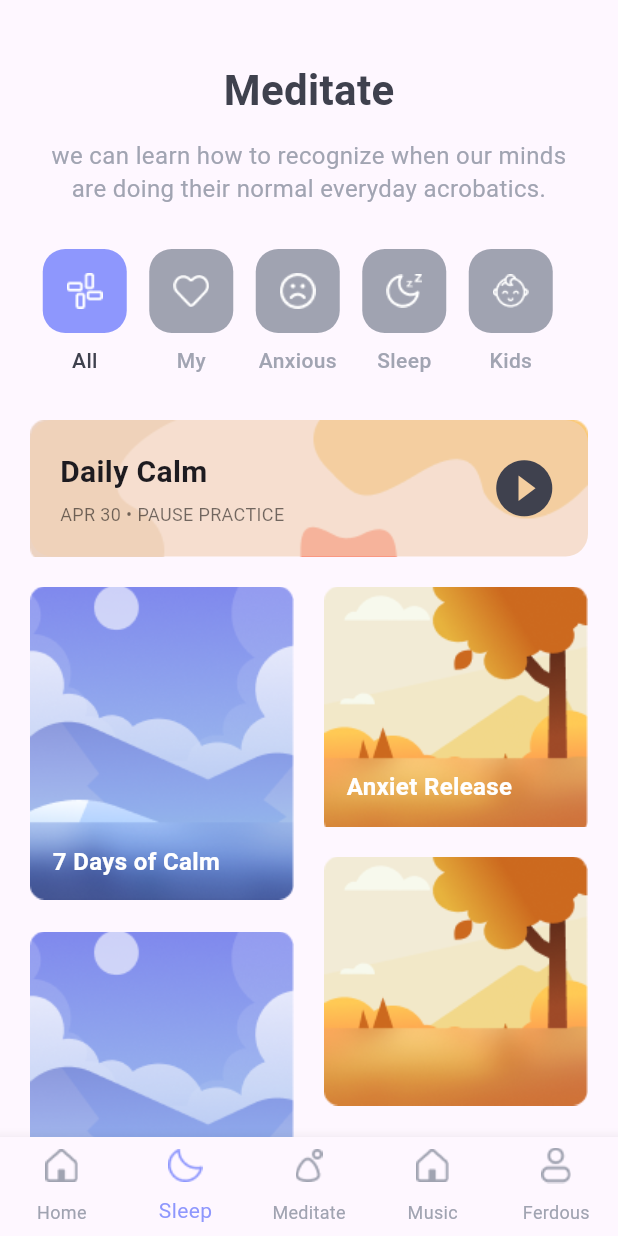
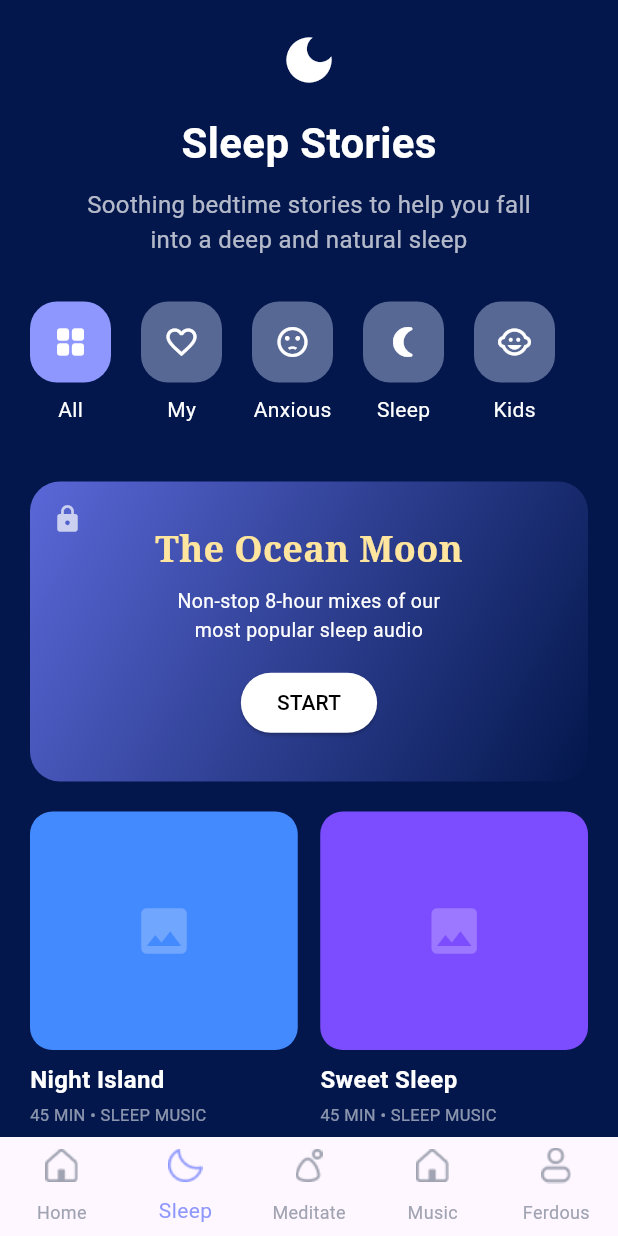
Before and after one commit to ferdoushasanpr/NeuroCalm-Flutter-Application, a Flutter app: the LayoutScreen screen opened directly, item 2 of the bottom bar chosen, on a phone screen of 412 x 824 dp. Run offline on Flutter 3.47's test engine with Material 3 defaults, Android fonts, the phone set to English and light mode, and no system bars.

Commit message:
feat: Sleep Screen Added

```diff
--- a/lib/screens/layout_screen.dart
+++ b/lib/screens/layout_screen.dart
@@ -2,6 +2,7 @@ import 'package:flutter/material.dart';
 import 'package:neurocalm/screens/home.dart';
 import 'package:neurocalm/screens/meditate.dart';
 import 'package:neurocalm/screens/music.dart';
+import 'package:neurocalm/screens/sleep.dart';
 
 class LayoutScreen extends StatefulWidget {
   const LayoutScreen({super.key});
@@ -12,7 +13,7 @@ class LayoutScreen extends StatefulWidget {
 
 class _LayoutScreenState extends State<LayoutScreen> {
   var _currentScreen = 0;
-  final List screens = [HomeScreen(), MeditateScreen(), Music()];
+  final List screens = [HomeScreen(), SleepScreen(), MeditateScreen(), Music()];
 
   @override
   Widget build(BuildContext context) {
--- /dev/null
+++ b/lib/screens/sleep.dart
@@ -0,0 +1,249 @@
+import 'package:flutter/material.dart';
+
+class SleepScreen extends StatelessWidget {
+  const SleepScreen({super.key});
+
+  @override
+  Widget build(BuildContext context) {
+    const primaryBlue = Color(0xFF03174C);
+    const secondaryBlue = Color(0xFF1B2C5B);
+    const accentLavender = Color(0xFF8E97FD);
+
+    return Scaffold(
+      backgroundColor: primaryBlue,
+      body: SafeArea(
+        child: SingleChildScrollView(
+          padding: const EdgeInsets.symmetric(horizontal: 20),
+          child: Column(
+            crossAxisAlignment: CrossAxisAlignment.center,
+            children: [
+              const SizedBox(height: 20),
+              const Icon(Icons.dark_mode, color: Colors.white, size: 40),
+              const SizedBox(height: 15),
+              const Text(
+                'Sleep Stories',
+                style: TextStyle(
+                  color: Colors.white,
+                  fontSize: 28,
+                  fontWeight: FontWeight.bold,
+                ),
+              ),
+              const SizedBox(height: 10),
+              const Text(
+                'Soothing bedtime stories to help you fall\ninto a deep and natural sleep',
+                textAlign: TextAlign.center,
+                style: TextStyle(color: Colors.white70, fontSize: 16),
+              ),
+              const SizedBox(height: 30),
+
+              // Category Horizontal List
+              SizedBox(
+                height: 100,
+                child: ListView(
+                  scrollDirection: Axis.horizontal,
+                  children: const [
+                    CategoryItem(
+                      icon: Icons.grid_view_rounded,
+                      label: 'All',
+                      isSelected: true,
+                    ),
+                    CategoryItem(icon: Icons.favorite_border, label: 'My'),
+                    CategoryItem(
+                      icon: Icons.sentiment_dissatisfied,
+                      label: 'Anxious',
+                    ),
+                    CategoryItem(icon: Icons.nightlight_round, label: 'Sleep'),
+                    CategoryItem(icon: Icons.child_care, label: 'Kids'),
+                  ],
+                ),
+              ),
+              const SizedBox(height: 20),
+
+              // Featured Main Card (The Ocean Moon)
+              const MainFeaturedCard(),
+
+              const SizedBox(height: 20),
+
+              // Grid of Stories
+              GridView.count(
+                shrinkWrap: true,
+                physics: const NeverScrollableScrollPhysics(),
+                crossAxisCount: 2,
+                crossAxisSpacing: 15,
+                mainAxisSpacing: 15,
+                childAspectRatio: 0.85,
+                children: const [
+                  StoryCard(
+                    title: 'Night Island',
+                    duration: '45 MIN',
+                    type: 'SLEEP MUSIC',
+                    imageColor: Colors.blueAccent,
+                  ),
+                  StoryCard(
+                    title: 'Sweet Sleep',
+                    duration: '45 MIN',
+                    type: 'SLEEP MUSIC',
+                    imageColor: Colors.deepPurpleAccent,
+                  ),
+                ],
+              ),
+              const SizedBox(height: 20),
+            ],
+          ),
+        ),
+      ),
+    );
+  }
+}
+
+// Sub-widget for the Category Icons
+class CategoryItem extends StatelessWidget {
+  final IconData icon;
+  final String label;
+  final bool isSelected;
+
+  const CategoryItem({
+    super.key,
+    required this.icon,
+    required this.label,
+    this.isSelected = false,
+  });
+
+  @override
+  Widget build(BuildContext context) {
+    return Padding(
+      padding: const EdgeInsets.only(right: 20),
+      child: Column(
+        children: [
+          Container(
+            padding: const EdgeInsets.all(15),
+            decoration: BoxDecoration(
+              color: isSelected
+                  ? const Color(0xFF8E97FD)
+                  : const Color(0xFF586894),
+              borderRadius: BorderRadius.circular(18),
+            ),
+            child: Icon(icon, color: Colors.white),
+          ),
+          const SizedBox(height: 8),
+          Text(
+            label,
+            style: const TextStyle(color: Colors.white, fontSize: 14),
+          ),
+        ],
+      ),
+    );
+  }
+}
+
+// Sub-widget for the Large Featured Card
+class MainFeaturedCard extends StatelessWidget {
+  const MainFeaturedCard({super.key});
+
+  @override
+  Widget build(BuildContext context) {
+    return Container(
+      width: double.infinity,
+      height: 200,
+      decoration: BoxDecoration(
+        borderRadius: BorderRadius.circular(20),
+        gradient: const LinearGradient(
+          colors: [Color(0xFF5A68D8), Color(0xFF03174C)],
+          begin: Alignment.topLeft,
+          end: Alignment.bottomRight,
+        ),
+      ),
+      child: Stack(
+        children: [
+          const Positioned(
+            top: 15,
+            left: 15,
+            child: Icon(Icons.lock, color: Colors.white70, size: 20),
+          ),
+          Center(
+            child: Column(
+              mainAxisAlignment: MainAxisAlignment.center,
+              children: [
+                const Text(
+                  'The Ocean Moon',
+                  style: TextStyle(
+                    color: Color(0xFFFFE59E),
+                    fontSize: 24,
+                    fontWeight: FontWeight.bold,
+                    fontFamily: 'Serif',
+                  ),
+                ),
+                const SizedBox(height: 8),
+                const Text(
+                  'Non-stop 8-hour mixes of our\nmost popular sleep audio',
+                  textAlign: TextAlign.center,
+                  style: TextStyle(color: Colors.white, fontSize: 13),
+                ),
+                const SizedBox(height: 15),
+                ElevatedButton(
+                  onPressed: () {},
+                  style: ElevatedButton.styleFrom(
+                    backgroundColor: Colors.white,
+                    foregroundColor: Colors.black,
+                  ),
+                  child: const Text('START'),
+                ),
+              ],
+            ),
+          ),
+        ],
+      ),
+    );
+  }
+}
+
+// Sub-widget for the small grid items
+class StoryCard extends StatelessWidget {
+  final String title;
+  final String duration;
+  final String type;
+  final Color imageColor;
+
+  const StoryCard({
+    super.key,
+    required this.title,
+    required this.duration,
+    required this.type,
+    required this.imageColor,
+  });
+
+  @override
+  Widget build(BuildContext context) {
+    return Column(
+      crossAxisAlignment: CrossAxisAlignment.start,
+      children: [
+        Expanded(
+          child: Container(
+            decoration: BoxDecoration(
+              color: imageColor,
+              borderRadius: BorderRadius.circular(15),
+            ),
+            // In a real app, use Image.asset or Image.network here
+            child: const Center(
+              child: Icon(Icons.image, color: Colors.white24, size: 40),
+            ),
+          ),
+        ),
+        const SizedBox(height: 8),
+        Text(
+          title,
+          style: const TextStyle(
+            color: Colors.white,
+            fontWeight: FontWeight.bold,
+            fontSize: 16,
+          ),
+        ),
+        const SizedBox(height: 4),
+        Text(
+          '$duration • $type',
+          style: const TextStyle(color: Colors.white54, fontSize: 11),
+        ),
+      ],
+    );
+  }
+}
```
